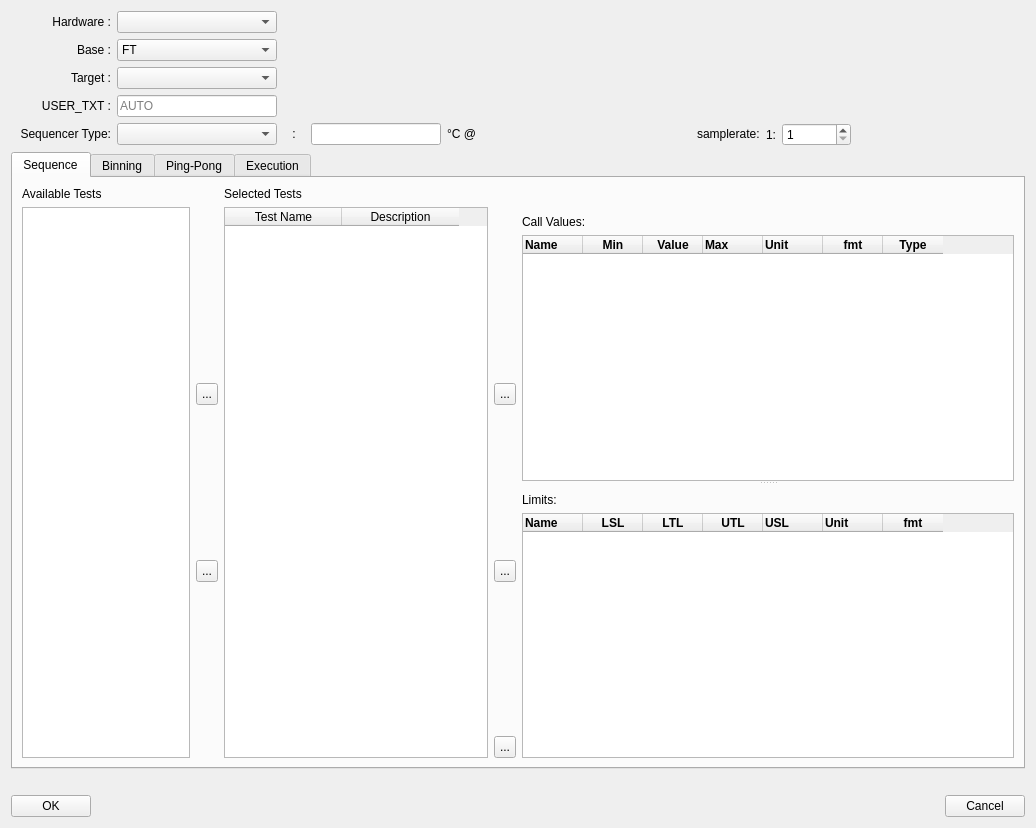
This is ATE/spyder/widgets/actions_on/program/TestProgramWizard.ui in Semi-ATE/Semi-ATE as Qt 5 draws it before an edit. The edited form follows.
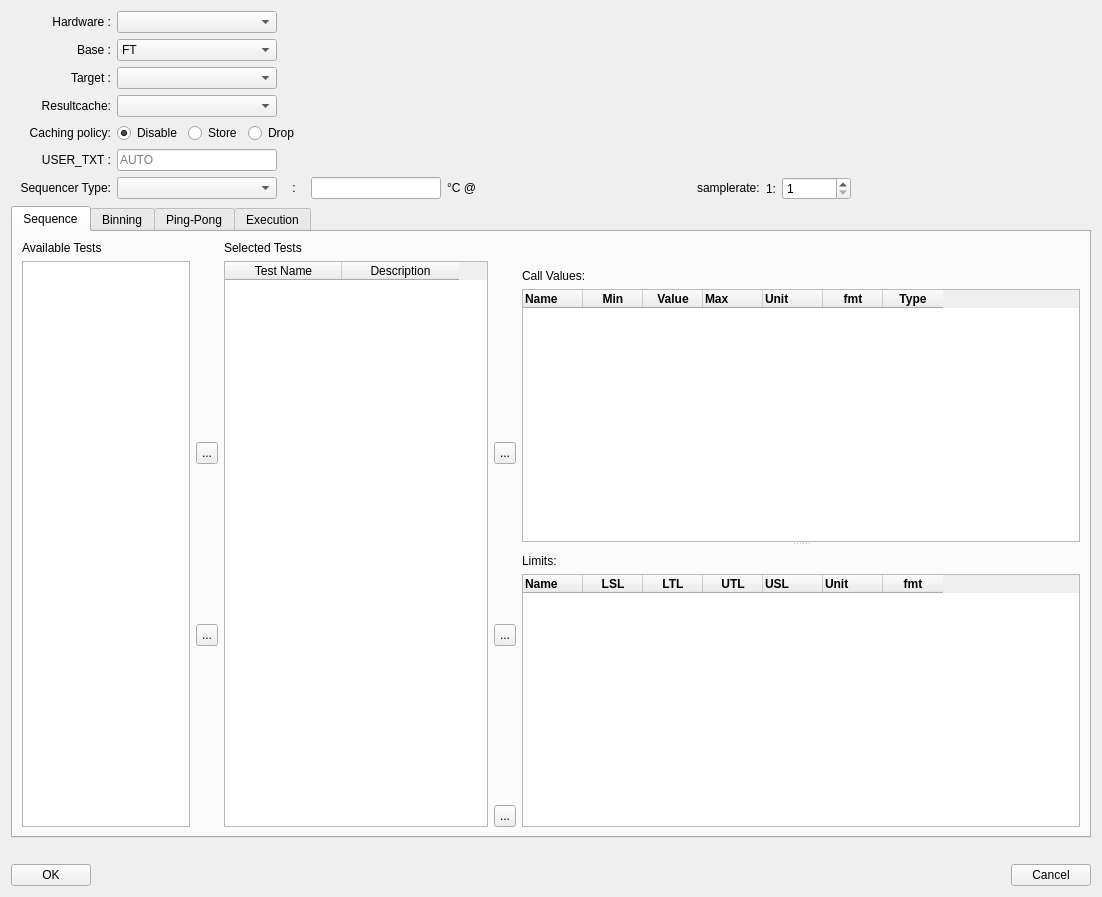
This is the edited form.

```diff
--- a/ATE/spyder/widgets/actions_on/program/TestProgramWizard.ui
+++ b/ATE/spyder/widgets/actions_on/program/TestProgramWizard.ui
@@ -6,8 +6,8 @@
    <rect>
     <x>0</x>
     <y>0</y>
-    <width>1036</width>
-    <height>828</height>
+    <width>1102</width>
+    <height>897</height>
    </rect>
   </property>
   <property name="windowTitle">
@@ -255,6 +255,133 @@
        </item>
       </layout>
      </item>
+     <item>
+      <layout class="QHBoxLayout" name="cacheLayout">
+       <property name="bottomMargin">
+        <number>0</number>
+       </property>
+       <item>
+        <widget class="QLabel" name="label_3">
+         <property name="sizePolicy">
+          <sizepolicy hsizetype="Fixed" vsizetype="Fixed">
+           <horstretch>0</horstretch>
+           <verstretch>0</verstretch>
+          </sizepolicy>
+         </property>
+         <property name="minimumSize">
+          <size>
+           <width>100</width>
+           <height>22</height>
+          </size>
+         </property>
+         <property name="text">
+          <string>Resultcache:</string>
+         </property>
+         <property name="alignment">
+          <set>Qt::AlignRight|Qt::AlignTrailing|Qt::AlignVCenter</set>
+         </property>
+        </widget>
+       </item>
+       <item>
+        <widget class="QComboBox" name="cacheType">
+         <property name="minimumSize">
+          <size>
+           <width>160</width>
+           <height>0</height>
+          </size>
+         </property>
+        </widget>
+       </item>
+       <item>
+        <spacer name="horizontalSpacer_8">
+         <property name="orientation">
+          <enum>Qt::Horizontal</enum>
+         </property>
+         <property name="sizeHint" stdset="0">
+          <size>
+           <width>40</width>
+           <height>20</height>
+          </size>
+         </property>
+        </spacer>
+       </item>
+      </layout>
+     </item>
+     <item>
+      <layout class="QHBoxLayout" name="horizontalLayout_4">
+       <property name="bottomMargin">
+        <number>0</number>
+       </property>
+       <item>
+        <widget class="QLabel" name="label_4">
+         <property name="sizePolicy">
+          <sizepolicy hsizetype="Fixed" vsizetype="Preferred">
+           <horstretch>0</horstretch>
+           <verstretch>0</verstretch>
+          </sizepolicy>
+         </property>
+         <property name="minimumSize">
+          <size>
+           <width>100</width>
+           <height>0</height>
+          </size>
+         </property>
+         <property name="text">
+          <string>Caching policy:</string>
+         </property>
+         <property name="alignment">
+          <set>Qt::AlignRight|Qt::AlignTrailing|Qt::AlignVCenter</set>
+         </property>
+        </widget>
+       </item>
+       <item>
+        <widget class="QRadioButton" name="cacheDisable">
+         <property name="toolTip">
+          <string>The &quot;Disable&quot; policy will cause the program to not publish any records to the cache</string>
+         </property>
+         <property name="text">
+          <string>Disable</string>
+         </property>
+         <property name="checked">
+          <bool>true</bool>
+         </property>
+        </widget>
+       </item>
+       <item>
+        <widget class="QRadioButton" name="cacheStore">
+         <property name="toolTip">
+          <string>The &quot;store&quot; policy will cause the program to store all generated values in the cache</string>
+         </property>
+         <property name="text">
+          <string>Store</string>
+         </property>
+        </widget>
+       </item>
+       <item>
+        <widget class="QRadioButton" name="cacheDrop">
+         <property name="toolTip">
+          <string>The &quot;drop&quot; policy will cause the program to delete the cacheentry for the given dut, i.e. all data that might have been generated in previous stages will be deleted. Note that not all cacheimplementations might support this.</string>
+         </property>
+         <property name="text">
+          <string>Drop</string>
+         </property>
+        </widget>
+       </item>
+       <item>
+        <spacer name="horizontalSpacer_10">
+         <property name="orientation">
+          <enum>Qt::Horizontal</enum>
+         </property>
+         <property name="sizeHint" stdset="0">
+          <size>
+           <width>40</width>
+           <height>20</height>
+          </size>
+         </property>
+        </spacer>
+       </item>
+      </layout>
+     </item>
      <item>
       <layout class="QHBoxLayout" name="usertextLayout">
        <item>
```
